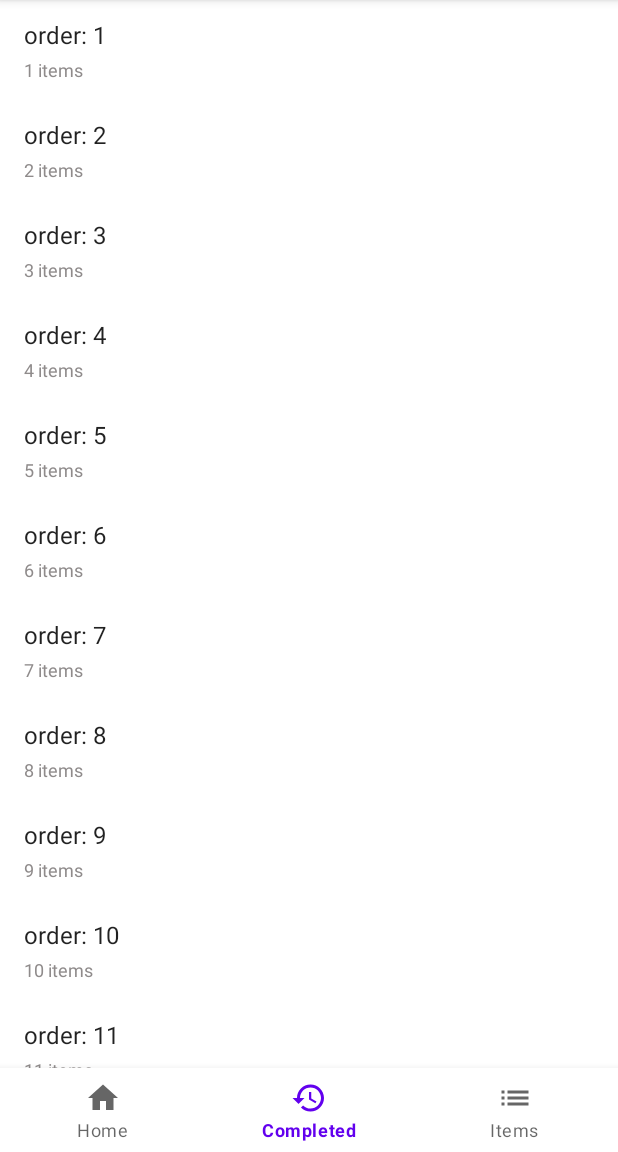
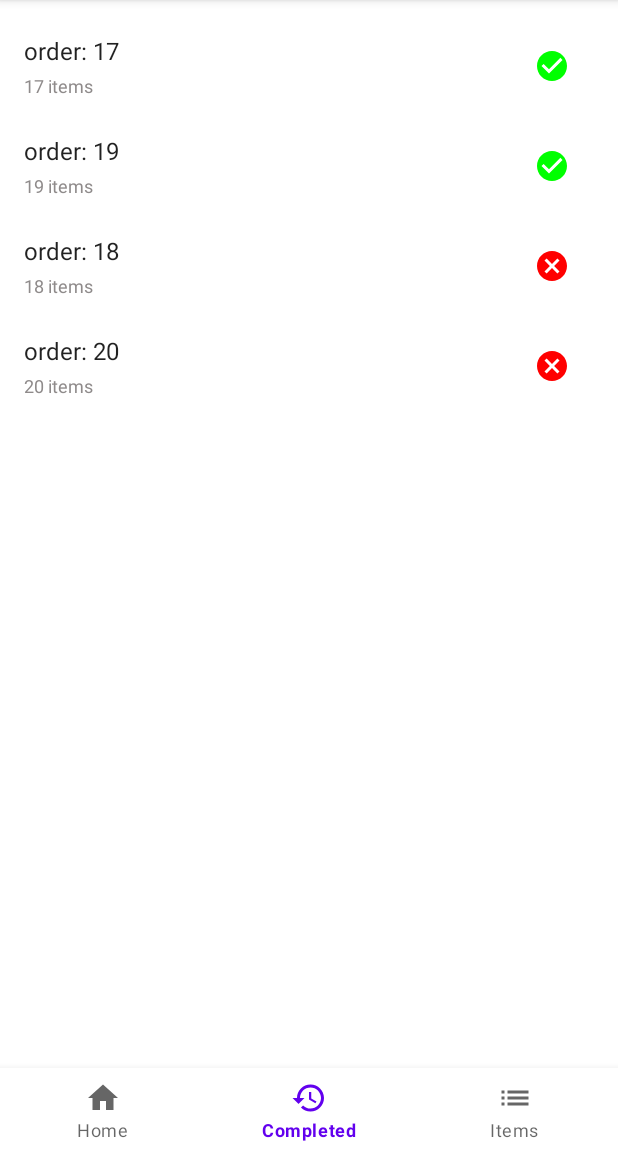
Before and after one commit to PatrykDyminski/Fiszki, an Android app: the screen it shows after launch (OrderListActivity before the commit, PastOrdersActivity after it), item 2 of the bottom bar chosen, on a phone screen of 412 x 824 dp, the part 84-1236 px from its top. Run offline under Robolectric (Android 15) with nearby library versions, the phone set to English and light mode, and no system bars.

Commit message:
Past orders section

```diff
--- a/app/src/main/java/com/patryk/quickpick/ItemListActivity.kt
+++ b/app/src/main/java/com/patryk/quickpick/ItemListActivity.kt
@@ -9,6 +9,7 @@ import androidx.recyclerview.widget.LinearLayoutManager
 import androidx.recyclerview.widget.RecyclerView
 import com.google.android.material.bottomnavigation.BottomNavigationView
 import com.patryk.quickpick.data.DemoDataContent
+import com.patryk.quickpick.ui.orderdetail.OrderDetailFragment
 
 class ItemListActivity : AppCompatActivity() {
 
@@ -51,6 +52,8 @@ class ItemListActivity : AppCompatActivity() {
                         return true
                     }
                     R.id.completed -> {
+                        val intent = Intent(this@ItemListActivity, PastOrdersActivity::class.java)
+                        this@ItemListActivity.startActivity(intent)
                         return true
                     }
                     R.id.items -> {
--- a/app/src/main/java/com/patryk/quickpick/OrderDetailActivity.kt
+++ b/app/src/main/java/com/patryk/quickpick/OrderDetailActivity.kt
@@ -5,6 +5,7 @@ import android.os.Bundle
 import androidx.appcompat.app.AppCompatActivity
 import android.view.MenuItem
 import androidx.appcompat.widget.Toolbar
+import com.patryk.quickpick.ui.orderdetail.OrderDetailFragment
 
 /**
  * An activity representing a single Item detail screen. This
--- a/app/src/main/java/com/patryk/quickpick/OrderListActivity.kt
+++ b/app/src/main/java/com/patryk/quickpick/OrderListActivity.kt
@@ -14,6 +14,7 @@ import androidx.recyclerview.widget.RecyclerView
 import com.google.android.material.bottomnavigation.BottomNavigationView
 import com.patryk.quickpick.data.DemoDataContent
 import com.patryk.quickpick.data.Order
+import com.patryk.quickpick.ui.orderdetail.OrderDetailFragment
 
 
 /**
@@ -65,6 +66,8 @@ class OrderListActivity : AppCompatActivity() {
                         return true
                     }
                     R.id.completed -> {
+                        val intent = Intent(this@OrderListActivity, PastOrdersActivity::class.java)
+                        this@OrderListActivity.startActivity(intent)
                         return true
                     }
                     R.id.items -> {
@@ -87,8 +90,7 @@ class OrderListActivity : AppCompatActivity() {
         private val parentActivity: OrderListActivity,
         private val values: List<Order>,
         private val twoPane: Boolean
-    ) :
-            RecyclerView.Adapter<SimpleItemRecyclerViewAdapter.ViewHolder>() {
+    ) : RecyclerView.Adapter<SimpleItemRecyclerViewAdapter.ViewHolder>() {
 
         private val onClickListener: View.OnClickListener
 
@@ -134,8 +136,8 @@ class OrderListActivity : AppCompatActivity() {
         override fun getItemCount() = values.size
 
         inner class ViewHolder(view: View) : RecyclerView.ViewHolder(view) {
-            val idView: TextView = view.findViewById(R.id.id_text)
-            val contentView: TextView = view.findViewById(R.id.content)
+            val idView: TextView = view.findViewById(R.id.order_name)
+            val contentView: TextView = view.findViewById(R.id.item_count)
         }
     }
 }
--- /dev/null
+++ b/app/src/main/java/com/patryk/quickpick/PastOrdersActivity.kt
@@ -0,0 +1,113 @@
+package com.patryk.quickpick
+
+import android.content.Intent
+import android.graphics.Color
+import android.graphics.ColorFilter
+import android.graphics.PorterDuff
+import androidx.appcompat.app.AppCompatActivity
+import android.os.Bundle
+import android.util.Log
+import android.view.LayoutInflater
+import android.view.MenuItem
+import android.view.View
+import android.view.ViewGroup
+import android.widget.ImageView
+import android.widget.TextView
+import androidx.appcompat.widget.Toolbar
+import androidx.core.view.isVisible
+import androidx.recyclerview.widget.LinearLayoutManager
+import androidx.recyclerview.widget.RecyclerView
+import com.google.android.material.bottomnavigation.BottomNavigationView
+import com.patryk.quickpick.data.DemoDataContent
+import com.patryk.quickpick.data.PastOrder
+import com.patryk.quickpick.ui.orderdetail.OrderDetailFragment
+
+class PastOrdersActivity : AppCompatActivity() {
+
+    private lateinit var recyclerView: RecyclerView
+    private lateinit var viewAdapter: RecyclerView.Adapter<*>
+    private lateinit var viewManager: RecyclerView.LayoutManager
+
+    private lateinit var bottomNav : BottomNavigationView
+
+    override fun onCreate(savedInstanceState: Bundle?) {
+        super.onCreate(savedInstanceState)
+        setContentView(R.layout.activity_past_orders)
+
+        val toolbar = findViewById<Toolbar>(R.id.toolbar)
+        setSupportActionBar(toolbar)
+
+        bottomNav = findViewById(R.id.bottomNav)
+        bottomNav.selectedItemId = R.id.completed
+        setBottomNav()
+
+        viewManager = LinearLayoutManager(this)
+        viewAdapter = PastOrdersAdapter(DemoDataContent.PAST_ORDERS)
+        recyclerView = this.findViewById<RecyclerView>(R.id.pastOrders).apply {
+            setHasFixedSize(true)
+            layoutManager = viewManager
+            adapter = viewAdapter
+        }
+    }
+
+    class PastOrdersAdapter(private var orders: List<PastOrder>)
+        : RecyclerView.Adapter<PastOrdersAdapter.ViewHolder>() {
+
+        init {
+            orders = orders.sortedBy { !it.isSuccess }
+        }
+
+        inner class ViewHolder(view: View) : RecyclerView.ViewHolder(view) {
+            val name: TextView = view.findViewById(R.id.order_name)
+            val count: TextView = view.findViewById(R.id.item_count)
+            val statusImg: ImageView = view.findViewById(R.id.order_status_img)
+        }
+
+        override fun onCreateViewHolder(parent: ViewGroup, viewType: Int): ViewHolder {
+            val view = LayoutInflater.from(parent.context)
+                .inflate(R.layout.content_order_list, parent, false)
+            return ViewHolder(view)
+        }
+
+        override fun onBindViewHolder(holder: ViewHolder, position: Int) {
+            val order = orders[position]
+            holder.name.text = "order: " + order.order.id
+            holder.count.text = order.order.items.count().toString() + " items"
+            if(!order.isSuccess){
+                holder.statusImg.setImageResource(R.drawable.ic_failed)
+                holder.statusImg.setColorFilter(Color.RED)
+            }else{
+                holder.statusImg.setColorFilter(Color.GREEN)
+            }
+            holder.statusImg.visibility = View.VISIBLE
+
+            Log.i("aaaa",order.order.id)
+        }
+
+        override fun getItemCount() = orders.size
+    }
+
+    private fun setBottomNav() {
+        bottomNav.setOnNavigationItemSelectedListener(object :
+            BottomNavigationView.OnNavigationItemSelectedListener {
+            override fun onNavigationItemSelected(item: MenuItem): Boolean {
+                when (item.itemId) {
+                    R.id.home -> {
+                        val intent = Intent(this@PastOrdersActivity, OrderListActivity::class.java)
+                        this@PastOrdersActivity.startActivity(intent)
+                        return true
+                    }
+                    R.id.completed -> {
+                        return true
+                    }
+                    R.id.items -> {
+                        val intent = Intent(this@PastOrdersActivity, ItemListActivity::class.java)
+                        this@PastOrdersActivity.startActivity(intent)
+                        return true
+                    }
+                }
+                return false
+            }
+        })
+    }
+}
--- a/app/src/main/java/com/patryk/quickpick/PickProcessActivity.kt
+++ b/app/src/main/java/com/patryk/quickpick/PickProcessActivity.kt
@@ -1,10 +1,10 @@
 package com.patryk.quickpick
 
-import android.content.Intent
 import androidx.appcompat.app.AppCompatActivity
 import android.os.Bundle
 import android.view.MenuItem
 import androidx.appcompat.widget.Toolbar
+import com.patryk.quickpick.ui.orderdetail.OrderDetailFragment
 import com.patryk.quickpick.ui.pickprocess.PickProcessFragment
 
 @ExperimentalStdlibApi
--- a/app/src/main/java/com/patryk/quickpick/data/DataDefinitons.kt
+++ b/app/src/main/java/com/patryk/quickpick/data/DataDefinitons.kt
@@ -14,4 +14,7 @@ data class Item(val name: String, val category: String, val barcode: String, val
 data class Order(val id: String, val placedDate: Date, val items: List<Item>) : Parcelable
 
 @Parcelize
+data class PastOrder(val order: Order, val isSuccess: Boolean) : Parcelable
+
+@Parcelize
 data class PickProcessSummary(val completedItems: List<Item>, val failedItems: List<Item>) : Parcelable
--- a/app/src/main/java/com/patryk/quickpick/data/DemoDataContent.kt
+++ b/app/src/main/java/com/patryk/quickpick/data/DemoDataContent.kt
@@ -3,25 +3,26 @@ package com.patryk.quickpick.data
 import java.util.ArrayList
 import java.util.HashMap
 
-/**
- * Helper class for providing sample content for user interfaces created by
- * Android template wizards.
- *
- * TODO: Replace all uses of this class before publishing your app.
- */
 object DemoDataContent {
 
     val ORDERS: MutableList<Order> = ArrayList()
+    val PAST_ORDERS: MutableList<PastOrder> = ArrayList()
     val ITEMS: MutableList<Item> = ArrayList()
 
     val ORDERS_MAP: MutableMap<String, Order> = HashMap()
 
-    private val COUNT = 20
+    private const val COUNT = 15
 
     init {
         for (i in 1..COUNT) {
             addOrder(createOrder(i))
         }
+
+        PAST_ORDERS.add(PastOrder(createOrder(16),true))
+        PAST_ORDERS.add(PastOrder(createOrder(17),true))
+        PAST_ORDERS.add(PastOrder(createOrder(18),false))
+        PAST_ORDERS.add(PastOrder(createOrder(19),true))
+        PAST_ORDERS.add(PastOrder(createOrder(20),false))
     }
 
     private fun addOrder(order: Order) {
--- a/app/src/main/java/com/patryk/quickpick/OrderDetailFragment.kt
+++ b/app/src/main/java/com/patryk/quickpick/ui/orderdetail/OrderDetailFragment.kt
@@ -1,4 +1,4 @@
-package com.patryk.quickpick
+package com.patryk.quickpick.ui.orderdetail
 
 import android.content.Intent
 import android.os.Bundle
@@ -11,6 +11,9 @@ import android.widget.TextView
 import androidx.fragment.app.Fragment
 import androidx.recyclerview.widget.LinearLayoutManager
 import androidx.recyclerview.widget.RecyclerView
+import com.patryk.quickpick.OrderDetailActivity
+import com.patryk.quickpick.PickProcessActivity
+import com.patryk.quickpick.R
 import com.patryk.quickpick.data.DemoDataContent
 import com.patryk.quickpick.data.Item
 import com.patryk.quickpick.data.Order
@@ -87,7 +90,7 @@ class OrderDetailFragment : Fragment() {
             val category: TextView = view.findViewById(R.id.category)
         }
 
-        override fun onCreateViewHolder(parent: ViewGroup, viewType: Int): MyAdapter.ViewHolder {
+        override fun onCreateViewHolder(parent: ViewGroup, viewType: Int): ViewHolder {
 
             val view = LayoutInflater.from(parent.context)
                     .inflate(R.layout.content_item_in_order, parent, false) as LinearLayout
@@ -98,7 +101,7 @@ class OrderDetailFragment : Fragment() {
         override fun onBindViewHolder(holder: ViewHolder, position: Int) {
             val item = items[position]
             holder.name.text = item.name
-            holder.barcode.text = "placeholder"
+            holder.barcode.text = item.barcode
             holder.category.text = item.category
         }
 
--- a/app/src/main/java/com/patryk/quickpick/ui/pickprocess/PickProcessFragment.kt
+++ b/app/src/main/java/com/patryk/quickpick/ui/pickprocess/PickProcessFragment.kt
@@ -9,8 +9,7 @@ import android.widget.Button
 import android.widget.TextView
 import androidx.fragment.app.Fragment
 import androidx.fragment.app.viewModels
-import com.patryk.quickpick.OrderDetailActivity
-import com.patryk.quickpick.OrderDetailFragment
+import com.patryk.quickpick.ui.orderdetail.OrderDetailFragment
 import com.patryk.quickpick.OrderSummaryActivity
 import com.patryk.quickpick.R
 import com.patryk.quickpick.data.DemoDataContent
--- /dev/null
+++ b/app/src/main/res/drawable/ic_failed.xml
@@ -0,0 +1,10 @@
+<vector xmlns:android="http://schemas.android.com/apk/res/android"
+    android:width="24dp"
+    android:height="24dp"
+    android:viewportWidth="24"
+    android:viewportHeight="24"
+    android:tint="?attr/colorControlNormal">
+  <path
+      android:fillColor="@android:color/white"
+      android:pathData="M12,2C6.47,2 2,6.47 2,12s4.47,10 10,10 10,-4.47 10,-10S17.53,2 12,2zM17,15.59L15.59,17 12,13.41 8.41,17 7,15.59 10.59,12 7,8.41 8.41,7 12,10.59 15.59,7 17,8.41 13.41,12 17,15.59z"/>
+</vector>
--- /dev/null
+++ b/app/src/main/res/drawable/ic_success.xml
@@ -0,0 +1,10 @@
+<vector xmlns:android="http://schemas.android.com/apk/res/android"
+    android:width="24dp"
+    android:height="24dp"
+    android:viewportWidth="24"
+    android:viewportHeight="24"
+    android:tint="?attr/colorControlNormal">
+  <path
+      android:fillColor="@android:color/white"
+      android:pathData="M12,2C6.48,2 2,6.48 2,12s4.48,10 10,10 10,-4.48 10,-10S17.52,2 12,2zM10,17l-5,-5 1.41,-1.41L10,14.17l7.59,-7.59L19,8l-9,9z"/>
+</vector>
--- /dev/null
+++ b/app/src/main/res/layout/activity_past_orders.xml
@@ -0,0 +1,22 @@
+<?xml version="1.0" encoding="utf-8"?>
+<androidx.coordinatorlayout.widget.CoordinatorLayout
+    xmlns:android="http://schemas.android.com/apk/res/android"
+    xmlns:tools="http://schemas.android.com/tools"
+    android:layout_width="match_parent"
+    android:layout_height="match_parent"
+    android:fitsSystemWindows="true"
+    tools:context=".PastOrdersActivity">
+
+    <include layout="@layout/component_appbar"/>
+
+    <androidx.recyclerview.widget.RecyclerView
+        android:id="@+id/pastOrders"
+        android:layout_width="match_parent"
+        android:layout_height="wrap_content"
+        android:layout_marginStart="16dp"
+        android:layout_marginEnd="16dp"
+        tools:listitem="@layout/content_order_list" />
+
+    <include layout="@layout/component_bottomnav"/>
+
+</androidx.coordinatorlayout.widget.CoordinatorLayout>
--- a/app/src/main/res/layout/content_order_list.xml
+++ b/app/src/main/res/layout/content_order_list.xml
@@ -1,25 +1,45 @@
 <?xml version="1.0" encoding="utf-8"?>
-<LinearLayout xmlns:android="http://schemas.android.com/apk/res/android"
+<androidx.constraintlayout.widget.ConstraintLayout xmlns:android="http://schemas.android.com/apk/res/android"
+    xmlns:app="http://schemas.android.com/apk/res-auto"
+    xmlns:tools="http://schemas.android.com/tools"
+    android:id="@+id/linearLayout2"
     android:layout_width="match_parent"
     android:layout_height="wrap_content"
-    android:orientation="vertical"
     android:paddingVertical="12sp">
 
     <TextView
-        android:id="@+id/id_text"
+        android:id="@+id/order_name"
         android:layout_width="wrap_content"
         android:layout_height="wrap_content"
+        android:layout_marginBottom="4dp"
         android:text="Order 1"
-        android:textAppearance="?attr/textAppearanceListItem" />
+        android:textAppearance="?attr/textAppearanceListItem"
+        app:layout_constraintBottom_toTopOf="@+id/item_count"
+        app:layout_constraintStart_toStartOf="parent"
+        app:layout_constraintTop_toTopOf="parent"
+        app:layout_constraintVertical_chainStyle="packed" />
 
     <TextView
-        android:id="@+id/content"
+        android:id="@+id/item_count"
         android:layout_width="wrap_content"
         android:layout_height="wrap_content"
-        android:layout_marginTop="4sp"
         android:text="4 Items"
         android:textAppearance="?attr/textAppearanceListItem"
         android:textColor="#8F8B8B"
-        android:textSize="12sp" />
+        android:textSize="12sp"
+        app:layout_constraintBottom_toBottomOf="parent"
+        app:layout_constraintStart_toStartOf="@+id/order_name"
+        app:layout_constraintTop_toBottomOf="@+id/order_name" />
 
-</LinearLayout>
+    <ImageView
+        android:id="@+id/order_status_img"
+        android:layout_width="wrap_content"
+        android:layout_height="wrap_content"
+        android:layout_marginEnd="16dp"
+        android:visibility="invisible"
+        app:layout_constraintBottom_toBottomOf="parent"
+        app:layout_constraintEnd_toEndOf="parent"
+        app:layout_constraintTop_toTopOf="parent"
+        app:srcCompat="@drawable/ic_success" />
+
+</androidx.constraintlayout.widget.ConstraintLayout>
--- a/app/src/main/res/values/colors.xml
+++ b/app/src/main/res/values/colors.xml
@@ -7,4 +7,6 @@
     <color name="teal_700">#FF018786</color>
     <color name="black">#FF000000</color>
     <color name="white">#FFFFFFFF</color>
+    <color name="my_red">#eb5757</color>
+    <color name="my_green">#03AC00</color>
 </resources>
--- a/build.gradle
+++ b/build.gradle
@@ -6,7 +6,7 @@ buildscript {
         jcenter()
     }
     dependencies {
-        classpath "com.android.tools.build:gradle:4.1.0"
+        classpath 'com.android.tools.build:gradle:4.1.1'
         classpath "org.jetbrains.kotlin:kotlin-gradle-plugin:$kotlin_version"
 
         // NOTE: Do not place your application dependencies here; they belong
```
Also changed, not shown: app/src/main/AndroidManifest.xml (+9 -5 lines).
